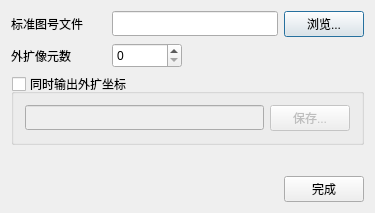
The window that ui/ipfModelerFracClipDialog.ui (RenShuYuan/IPF) describes before a commit, drawn with Qt 5.
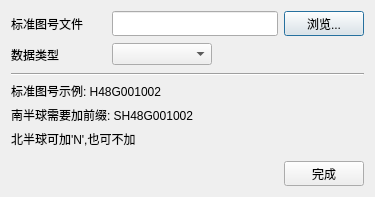
The same window after the commit.

Diff of the .ui file:
```diff
--- a/ui/ipfModelerFracClipDialog.ui
+++ b/ui/ipfModelerFracClipDialog.ui
@@ -7,7 +7,7 @@
     <x>0</x>
     <y>0</y>
     <width>375</width>
-    <height>213</height>
+    <height>197</height>
    </rect>
   </property>
   <property name="windowTitle">
@@ -65,21 +65,18 @@
         </size>
        </property>
        <property name="text">
-        <string>外扩像元数</string>
+        <string>数据类型</string>
        </property>
       </widget>
      </item>
      <item>
-      <widget class="QSpinBox" name="spinBox">
+      <widget class="QComboBox" name="comboBox">
        <property name="minimumSize">
         <size>
-         <width>70</width>
-         <height>25</height>
+         <width>100</width>
+         <height>0</height>
         </size>
        </property>
-       <property name="maximum">
-        <number>1000</number>
-       </property>
       </widget>
      </item>
      <item>
@@ -98,51 +95,31 @@
     </layout>
    </item>
    <item>
-    <widget class="QGroupBox" name="groupBox">
-     <property name="autoFillBackground">
-      <bool>false</bool>
+    <widget class="Line" name="line">
+     <property name="orientation">
+      <enum>Qt::Horizontal</enum>
      </property>
-     <property name="title">
-      <string>同时输出外扩坐标</string>
+    </widget>
+   </item>
+   <item>
+    <widget class="QLabel" name="label_2">
+     <property name="text">
+      <string>标准图号示例: H48G001002</string>
      </property>
-     <property name="flat">
-      <bool>true</bool>
+    </widget>
+   </item>
+   <item>
+    <widget class="QLabel" name="label_4">
+     <property name="text">
+      <string>南半球需要加前缀: SH48G001002</string>
      </property>
-     <property name="checkable">
-      <bool>true</bool>
+    </widget>
+   </item>
+   <item>
+    <widget class="QLabel" name="label_5">
+     <property name="text">
+      <string>北半球可加'N',也可不加</string>
      </property>
-     <property name="checked">
-      <bool>false</bool>
-     </property>
-     <layout class="QGridLayout" name="gridLayout">
-      <item row="0" column="0">
-       <layout class="QHBoxLayout" name="horizontalLayout_4">
-        <item>
-         <widget class="QLineEdit" name="lineEdit_2">
-          <property name="minimumSize">
-           <size>
-            <width>0</width>
-            <height>25</height>
-           </size>
-          </property>
-         </widget>
-        </item>
-        <item>
-         <widget class="QPushButton" name="pushButton_3">
-          <property name="minimumSize">
-           <size>
-            <width>75</width>
-            <height>25</height>
-           </size>
-          </property>
-          <property name="text">
-           <string>保存...</string>
-          </property>
-         </widget>
-        </item>
-       </layout>
-      </item>
-     </layout>
     </widget>
    </item>
    <item>
```
